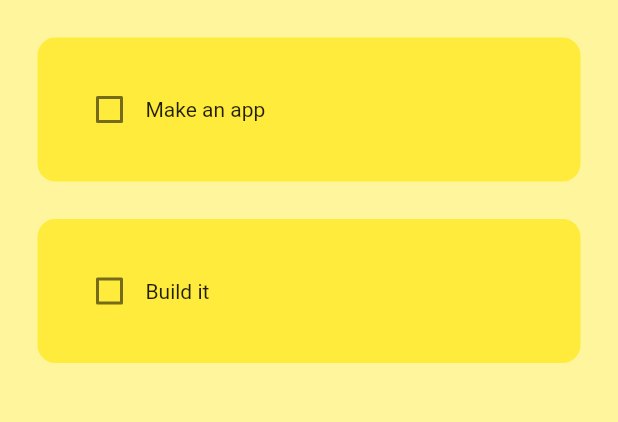
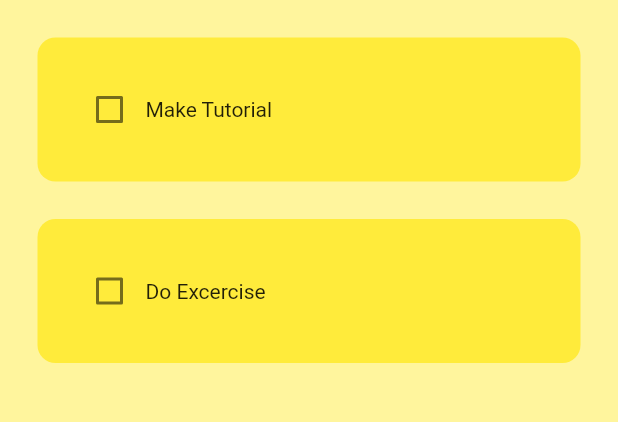
Before and after one commit to stellarboymihir/Codsoft-task-1-To-Do-App, a Flutter app: the screen it shows after launch, on a phone screen of 412 x 824 dp, the part 84-506 px from its top. Run offline on Flutter 3.47's test engine with Material 2 defaults, Android fonts, the phone set to English and light mode, and no system bars; drawn by our look-alikes of flutter_slidable; our stand-ins replace hive_flutter; accounts and stored records are empty.

Commit message:
We can store new data.

```diff
--- /dev/null
+++ b/lib/data/database.dart
@@ -0,0 +1,26 @@
+import 'package:hive_flutter/hive_flutter.dart';
+
+class ToDoDataBase{
+  List toDoList = [];
+
+  // Reference our Box
+  final _myBox = Hive.box('myBox');
+
+  // Run this method if this is the 1st Time ever opening this app
+  void createInitialData(){
+    toDoList = [
+      ["Make Tutorial", false],
+      ["Do Excercise", false],
+  ];
+  }
+
+  // Load the data from Database
+  void loadData(){
+    toDoList = _myBox.get("TODOLIST");
+  }
+
+  // Update the Database
+  void updateDataBase(){
+    _myBox.put("TODOLIST", toDoList);
+  }
+}
--- a/lib/pages/home_page.dart
+++ b/lib/pages/home_page.dart
@@ -1,4 +1,6 @@
 import 'package:flutter/material.dart';
+import 'package:hive_flutter/hive_flutter.dart';
+import 'package:to_do/data/database.dart';
 import '../util/dialog_box.dart';
 import '../util/todo_tile.dart';
 
@@ -10,30 +12,44 @@ class HomePage extends StatefulWidget {
 }
 
 class _HomePageState extends State<HomePage> {
+// Reference the hive box
+  final _myBox = Hive.box('myBox');
+  ToDoDataBase db = ToDoDataBase();
+
+  @override
+  void initState(){
+    // If this is the 1st time ever opening the app, Then create deafualt data
+    if(_myBox.get("TODOLIST") == null){
+      db.createInitialData();
+    }else{
+      // Already data exists.
+      db.loadData();
+    }
+    super.initState();
+  }
+
   // Text Controller
   final _controller = TextEditingController();
-  // List of tasks
-  List toDoList = [
-    ['Make an app', false],
-    ['Build it', false],
-  ];
 
   // Checkbox was Tapped
   void checkBoxChanged(bool? value, int index){
     setState(() {
-      toDoList[index][1] = !toDoList[index][1];
+      db.toDoList[index][1] = !db.toDoList[index][1];
     });
+    db.updateDataBase();
   }
 
   // Save New Task
   void saveNewTask(){
     setState(() {
-      toDoList.add([_controller.text, false]);
+      db.toDoList.add([_controller.text, false]);
       _controller.clear();
     });
     Navigator.of(context).pop();
+    db.updateDataBase();
   }
 
+// Create New Task
 void createNewTask(){
   showDialog(context: context,
   builder: (context){
@@ -41,9 +57,16 @@ void createNewTask(){
       controller: _controller,
       onSave: saveNewTask,
       onCancel: () => Navigator.of(context).pop(),
+);
+  });
+}
 
-    );
+// Delete task
+void deleteTask(int index){
+  setState(() {
+    db.toDoList.removeAt(index);
   });
+  db.updateDataBase();
 }
 
   @override
@@ -60,11 +83,12 @@ void createNewTask(){
         child: const Icon(Icons.add),
       ),
       body: ListView.builder(
-        itemCount: toDoList.length,
+        itemCount: db.toDoList.length,
         itemBuilder:(context, index){
-          return ToDoTile(taskName: toDoList[index][0],
-          taskCompleted: toDoList[index][1],
+          return ToDoTile(taskName: db.toDoList[index][0],
+          taskCompleted: db.toDoList[index][1],
           onChanged: (value) => checkBoxChanged(value, index),
+          deleteFunction: (context) => deleteTask(index),
           );
         }
         ),
--- a/lib/util/dialog_box.dart
+++ b/lib/util/dialog_box.dart
@@ -1,8 +1,8 @@
 import 'package:flutter/material.dart';
 import 'package:to_do/util/my_button.dart';
 
+// ignore: must_be_immutable
 class DialogBox extends StatelessWidget {
-  // ignore: prefer_typing_uninitialized_variables
   final controller;
   VoidCallback onSave;
   VoidCallback onCancel;
--- a/lib/util/todo_tile.dart
+++ b/lib/util/todo_tile.dart
@@ -1,22 +1,40 @@
 // ignore_for_file: must_be_immutable
 
 import 'package:flutter/material.dart';
+import 'package:flutter_slidable/flutter_slidable.dart';
 
 class ToDoTile extends StatelessWidget {
   final String taskName;
   final bool taskCompleted;
   Function(bool?)? onChanged;
+  Function(BuildContext?)? deleteFunction;
+
+
+
   ToDoTile({
     super.key,
     required this.taskName,
     this.taskCompleted = false,
     this.onChanged,
+    required this.deleteFunction,
     });
 
   @override
   Widget build(BuildContext context) {
     return Padding(
       padding: const EdgeInsets.only(left: 25, right: 25, top: 25),
+      child: Slidable(
+        endActionPane: ActionPane(
+          motion: const StretchMotion(),
+        children: [
+          SlidableAction(
+            onPressed: deleteFunction,
+          icon: Icons.delete,
+          backgroundColor: Colors.red.shade300,
+          borderRadius: BorderRadius.circular(12),
+          )
+        ],
+        ),
         child: Container(
           padding: const EdgeInsets.all(24),
           decoration:  BoxDecoration(
@@ -41,6 +59,7 @@ class ToDoTile extends StatelessWidget {
             ],
           ),
         ),
+      ),
     );
   }
 }
--- a/pubspec.yaml
+++ b/pubspec.yaml
@@ -30,15 +30,20 @@ environment:
 dependencies:
   flutter:
     sdk: flutter
+  hive: ^2.2.3
+  hive_flutter: ^1.1.0
 
 
   # The following adds the Cupertino Icons font to your application.
   # Use with the CupertinoIcons class for iOS style icons.
   cupertino_icons: ^1.0.2
+  flutter_slidable: ^1.2.0
 
 dev_dependencies:
   flutter_test:
     sdk: flutter
+  hive_generator: ^1.1.3
+  build_runner: ^2.1.11
 
   # The "flutter_lints" package below contains a set of recommended lints to
   # encourage good coding practices. The lint set provided by the package is
```
Also changed, not shown: lib/main.dart (+8 -1 lines), pubspec.lock, 1 other file. Lines whose indentation alone changed are shown as unchanged.
